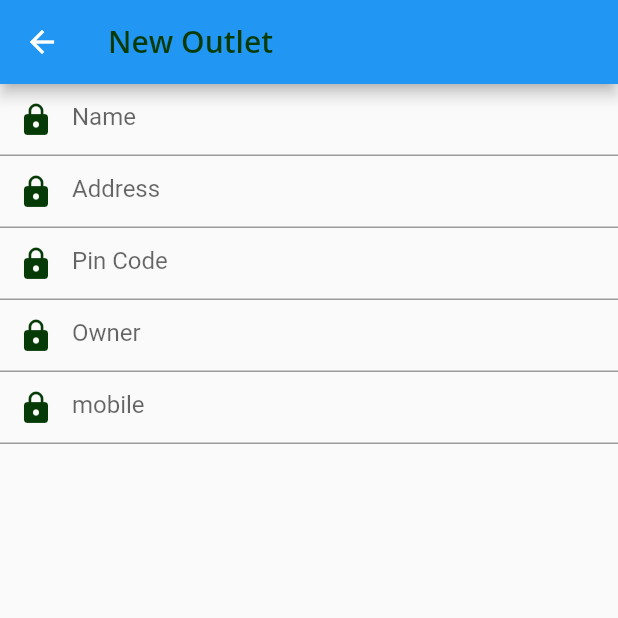
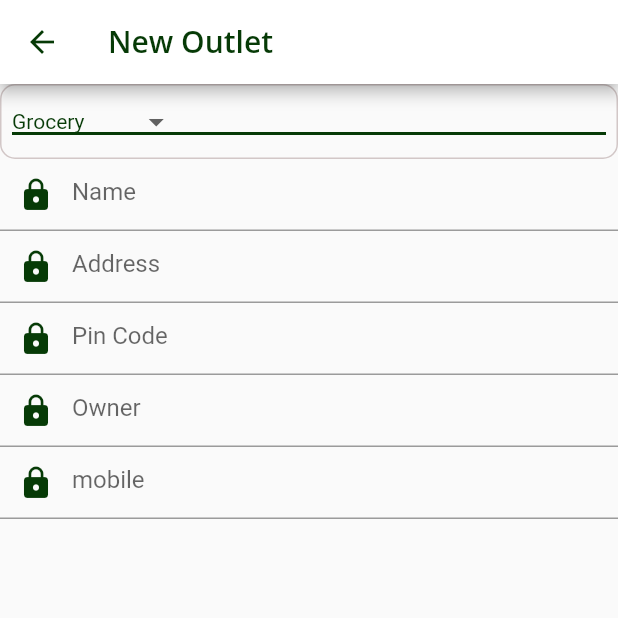
Before and after one commit to jivodeveloper/DsrFlutter, a Flutter app: the NewRetailer screen opened directly, on a phone screen of 412 x 824 dp, the top half of it. Run offline on Flutter 3.47's test engine with Material 2 defaults, Android fonts, the phone set to English and light mode, and no system bars; our stand-ins replace fluttertoast, geolocator, rxdart, shared_preferences; missing offline and left inert: slide_drawer, swipeable_page_route; accounts and stored records are empty.

Commit message:
New Commit

```diff
--- a/lib/screens/NewRetailer.dart
+++ b/lib/screens/NewRetailer.dart
@@ -10,6 +10,10 @@ class NewRetailer extends StatefulWidget{
 }
 
 class NewRetailerState extends State<NewRetailer>{
+
+  List<String> shoptype= ["Grocery","Bakery","Chemist","General Store","Modern Store","Rural","Distributor"];
+  String dropdownValue ="";
+
   @override
   Widget build(BuildContext context) {
     return Scaffold(
@@ -17,16 +21,52 @@ class NewRetailerState extends State<NewRetailer>{
           title: const Text("New Outlet",
               style: TextStyle(color:Color(0xFF063A06),fontFamily: 'OpenSans',fontWeight: FontWeight.w300)
           ),
+        backgroundColor: Colors.white,
+        iconTheme: const IconThemeData(color:Color(0xFF063A06)),
       ),
       body: Column(
         children: [
-          TextFormField(
+
+        Container(
+           width:double.infinity,
+           height: 50,
+           padding:EdgeInsets.all(7),
+           decoration: BoxDecoration(
+              borderRadius: BorderRadius.all(Radius.circular(10.0)),
+              border: Border.all(color: Color(0xFFD2C7C7))
+           ),
+           child:DropdownButton<String>(
+              value: shoptype.first,
+
+              elevation: 16,
+              style: const TextStyle(color: Color(0xFF063A06)),
+                underline: Container(
+                height: 2,
+                color: Color(0xFF063A06),
+              ),
+              onChanged: (String? value) {
+            // This is called when the user selects an item.
+            setState(() {
+            dropdownValue = value!;
+            });
+          },
+              items: shoptype.map<DropdownMenuItem<String>>((String value) {
+          return DropdownMenuItem<String>(
+            value: value,
+            child: Text(value),
+            );
+           }).toList(),
+             ),
+            ),
+
+           TextFormField(
                 decoration: InputDecoration(
                 prefixIcon: Icon(Icons.lock,
                   color: Color(0xFF063A06),),
                 hintText:'Name'
             ),
           ),
+
           TextFormField(
             decoration: InputDecoration(
                 prefixIcon: Icon(Icons.lock,
@@ -34,6 +74,7 @@ class NewRetailerState extends State<NewRetailer>{
                 hintText:'Address'
             ),
           ),
+
           TextFormField(
             decoration: InputDecoration(
                 prefixIcon: Icon(Icons.lock,
@@ -41,6 +82,7 @@ class NewRetailerState extends State<NewRetailer>{
                 hintText:'Pin Code'
             ),
           ),
+
           TextFormField(
             decoration: InputDecoration(
                 prefixIcon: Icon(Icons.lock,
```
Also changed, not shown: lib/screens/BeatShops.dart (+50 -30 lines), pubspec.lock, 1 other file.
